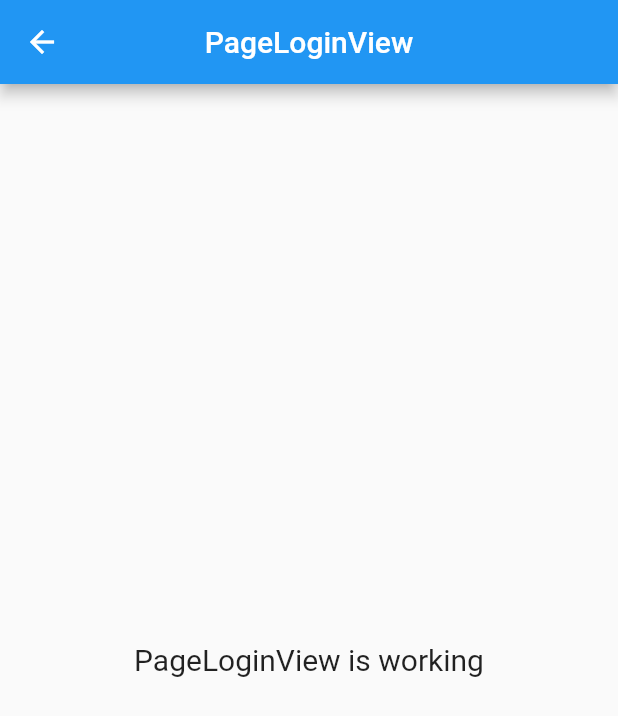
After one commit to tush23/flutter_application, a Flutter app: the PageLoginView screen opened by its route, on a phone screen of 412 x 824 dp. The commit adds this screen. Shown: the top 716 px of the screen. Run offline on Flutter 3.47's test engine with Material 2 defaults, Android fonts, the phone set to English and light mode, and no system bars; our stand-ins replace get.

```diff
--- /dev/null
+++ b/lib/app/modules/page_login/views/page_login_view.dart
@@ -0,0 +1,23 @@
+import 'package:flutter/material.dart';
+
+import 'package:get/get.dart';
+
+import 'package:flutter_application_for_git_profile/app/modules/page_login/controllers/page_login_controller.dart';
+
+class PageLoginView extends GetView<PageLoginController> {
+  @override
+  Widget build(BuildContext context) {
+    return Scaffold(
+      appBar: AppBar(
+        title: Text('PageLoginView'),
+        centerTitle: true,
+      ),
+      body: Center(
+        child: Text(
+          'PageLoginView is working',
+          style: TextStyle(fontSize: 20),
+        ),
+      ),
+    );
+  }
+}
--- a/lib/app/routes/app_routes.dart
+++ b/lib/app/routes/app_routes.dart
@@ -4,9 +4,13 @@ part of 'app_pages.dart';
 abstract class Routes {
   static const HOME = _Paths.HOME;
   static const PAGE1 = _Paths.PAGE1;
+  static const PAGE_LOGIN = _Paths.PAGE_LOGIN;
+  static const SIGNUP = _Paths.SIGNUP;
 }
 
 abstract class _Paths {
   static const HOME = '/home';
   static const PAGE1 = '/page1';
+  static const PAGE_LOGIN = '/page-login';
+  static const SIGNUP = '/signup';
 }
```
Also changed, not shown: lib/app/modules/page_login/bindings/page_login_binding.dart (added, +12 -0 lines), lib/app/modules/page_login/controllers/page_login_controller.dart (added, +14 -0 lines), lib/app/modules/signup/bindings/signup_binding.dart (added, +12 -0 lines), lib/app/modules/signup/controllers/signup_controller.dart (added, +14 -0 lines), lib/app/modules/signup/views/signup_view.dart (added, +23 -0 lines), lib/app/routes/app_pages.dart (+14 -0 lines).
